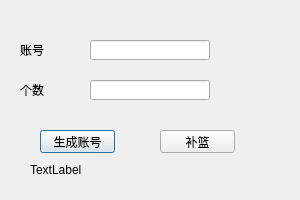
Above: GreatAcc/GreatAcc.ui from 120189471/gosrc before the change. Below: the same form after it.
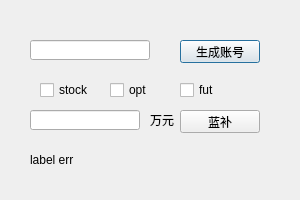
That is the form after the change.

```diff
--- a/GreatAcc/GreatAcc.ui
+++ b/GreatAcc/GreatAcc.ui
@@ -25,38 +25,12 @@
   <property name="windowTitle">
    <string>Dialog</string>
   </property>
-  <widget class="QLabel" name="labelAcc">
-   <property name="geometry">
-    <rect>
-     <x>20</x>
-     <y>40</y>
-     <width>30</width>
-     <height>20</height>
-    </rect>
-   </property>
-   <property name="text">
-    <string>账号</string>
-   </property>
-  </widget>
-  <widget class="QLabel" name="labelNo">
-   <property name="geometry">
-    <rect>
-     <x>20</x>
-     <y>80</y>
-     <width>30</width>
-     <height>20</height>
-    </rect>
-   </property>
-   <property name="text">
-    <string>个数</string>
-   </property>
-  </widget>
   <widget class="QPushButton" name="pushButtonAcc">
    <property name="geometry">
     <rect>
-     <x>40</x>
-     <y>130</y>
-     <width>75</width>
+     <x>180</x>
+     <y>40</y>
+     <width>80</width>
      <height>23</height>
     </rect>
    </property>
@@ -67,47 +41,99 @@
   <widget class="QPushButton" name="pushButton_2">
    <property name="geometry">
     <rect>
-     <x>160</x>
-     <y>130</y>
-     <width>75</width>
+     <x>180</x>
+     <y>110</y>
+     <width>80</width>
      <height>23</height>
     </rect>
    </property>
    <property name="text">
-    <string>补篮</string>
+    <string>蓝补</string>
    </property>
   </widget>
   <widget class="QLineEdit" name="lineEditAcc">
    <property name="geometry">
     <rect>
-     <x>90</x>
+     <x>30</x>
      <y>40</y>
      <width>120</width>
      <height>20</height>
     </rect>
    </property>
   </widget>
-  <widget class="QLineEdit" name="lineEditNo">
-   <property name="geometry">
-    <rect>
-     <x>90</x>
-     <y>80</y>
-     <width>120</width>
-     <height>20</height>
-    </rect>
-   </property>
-  </widget>
-  <widget class="QLabel" name="labelErr">
+  <widget class="QLabel" name="labelMsg">
    <property name="geometry">
     <rect>
      <x>30</x>
-     <y>160</y>
+     <y>150</y>
      <width>250</width>
      <height>20</height>
     </rect>
    </property>
    <property name="text">
-    <string>TextLabel</string>
+    <string>label err</string>
+   </property>
+  </widget>
+  <widget class="QCheckBox" name="stockchkBox">
+   <property name="geometry">
+    <rect>
+     <x>40</x>
+     <y>80</y>
+     <width>70</width>
+     <height>20</height>
+    </rect>
+   </property>
+   <property name="text">
+    <string>stock</string>
+   </property>
+  </widget>
+  <widget class="QCheckBox" name="optChkBox">
+   <property name="geometry">
+    <rect>
+     <x>110</x>
+     <y>80</y>
+     <width>70</width>
+     <height>20</height>
+    </rect>
+   </property>
+   <property name="text">
+    <string>opt</string>
+   </property>
+  </widget>
+  <widget class="QCheckBox" name="futChkBox">
+   <property name="geometry">
+    <rect>
+     <x>180</x>
+     <y>80</y>
+     <width>70</width>
+     <height>20</height>
+    </rect>
+   </property>
+   <property name="text">
+    <string>fut</string>
+   </property>
+  </widget>
+  <widget class="QLineEdit" name="accMony">
+   <property name="geometry">
+    <rect>
+     <x>30</x>
+     <y>110</y>
+     <width>110</width>
+     <height>20</height>
+    </rect>
+   </property>
+  </widget>
+  <widget class="QLabel" name="label">
+   <property name="geometry">
+    <rect>
+     <x>150</x>
+     <y>110</y>
+     <width>30</width>
+     <height>20</height>
+    </rect>
+   </property>
+   <property name="text">
+    <string>万元</string>
    </property>
   </widget>
  </widget>
```
Left out of the diff: 2 changed lines with no effect on the pictures.
